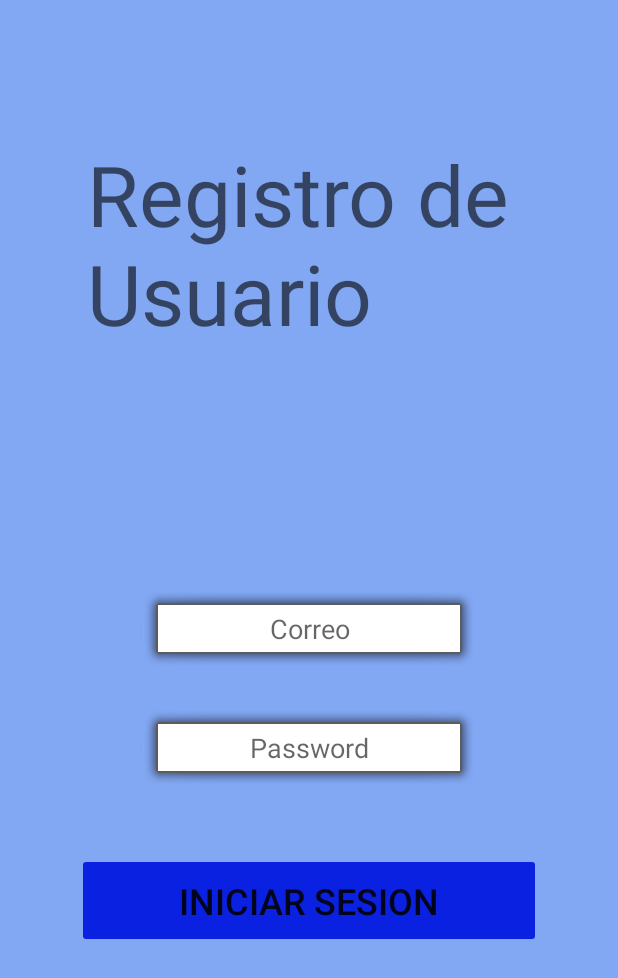
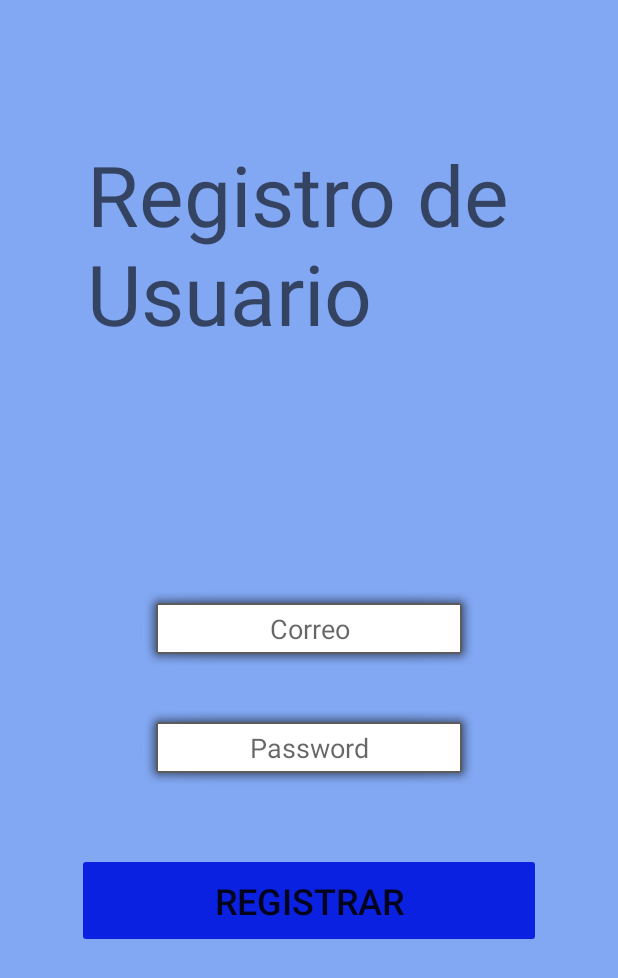
Before and after one commit to luisMartinez011/labDispMoviles, an Android app built with Jetpack Compose: the RegistroUsuarios screen opened directly, with no data from a screen before it, on a phone screen of 412 x 824 dp. Shown: the top 978 px of the screen. Run offline under Robolectric (Android 15) with nearby library versions, the light colour scheme and no system bars; our stand-ins replace Firebase (no records; nobody signed in at launch, a user with empty details on screens opened directly).

Commit message:
Changed button text

```diff
--- a/app/src/main/res/layout/registro_usuario.xml
+++ b/app/src/main/res/layout/registro_usuario.xml
@@ -55,7 +55,7 @@
         android:layout_marginBottom="192dp"
         android:backgroundTint="#0B21E1"
         android:stateListAnimator="@android:anim/anticipate_interpolator"
-        android:text="Iniciar Sesion"
+        android:text="Registrar"
         android:textSize="24sp"
         app:layout_constraintBottom_toBottomOf="parent"
         app:layout_constraintEnd_toEndOf="parent"
```
